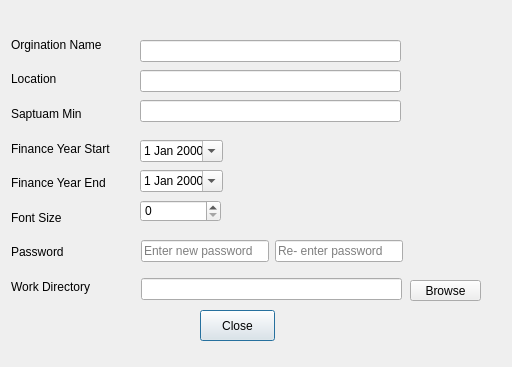
Above: DLG/csettingdlg.ui from hlunguite/saptuamDataQT before the change. Below: the same form after it.
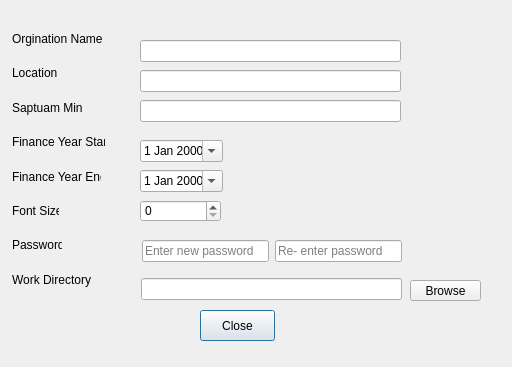
That is the form after the change.

The edit to the form file:
```diff
--- a/DLG/csettingdlg.ui
+++ b/DLG/csettingdlg.ui
@@ -42,74 +42,6 @@
     <bool>true</bool>
    </property>
   </widget>
-  <widget class="QWidget" name="layoutWidget">
-   <property name="geometry">
-    <rect>
-     <x>11</x>
-     <y>30</y>
-     <width>121</width>
-     <height>271</height>
-    </rect>
-   </property>
-   <layout class="QVBoxLayout" name="verticalLayout">
-    <item>
-     <widget class="QLabel" name="m_orgNameLbl">
-      <property name="text">
-       <string>Orgination Name</string>
-      </property>
-     </widget>
-    </item>
-    <item>
-     <widget class="QLabel" name="m_locationLbl">
-      <property name="text">
-       <string>Location</string>
-      </property>
-     </widget>
-    </item>
-    <item>
-     <widget class="QLabel" name="m_saptuamMinlbl">
-      <property name="text">
-       <string>Saptuam Min</string>
-      </property>
-     </widget>
-    </item>
-    <item>
-     <widget class="QLabel" name="m_fyStartLbl">
-      <property name="text">
-       <string>Finance Year Start</string>
-      </property>
-     </widget>
-    </item>
-    <item>
-     <widget class="QLabel" name="m_fyEndLbl">
-      <property name="text">
-       <string>Finance Year End</string>
-      </property>
-     </widget>
-    </item>
-    <item>
-     <widget class="QLabel" name="m_fontSizeLbl">
-      <property name="text">
-       <string>Font Size</string>
-      </property>
-     </widget>
-    </item>
-    <item>
-     <widget class="QLabel" name="m_passwordLbl">
-      <property name="text">
-       <string>Password</string>
-      </property>
-     </widget>
-    </item>
-    <item>
-     <widget class="QLabel" name="m_cwdLbl">
-      <property name="text">
-       <string>Work Directory</string>
-      </property>
-     </widget>
-    </item>
-   </layout>
-  </widget>
   <widget class="QLineEdit" name="m_org">
    <property name="geometry">
     <rect>
@@ -192,37 +124,141 @@
     </rect>
    </property>
   </widget>
-  <widget class="QWidget" name="">
+  <widget class="QLabel" name="m_orgNameLbl">
    <property name="geometry">
     <rect>
-     <x>141</x>
-     <y>231</y>
-     <width>262</width>
-     <height>41</height>
+     <x>12</x>
+     <y>31</y>
+     <width>92</width>
+     <height>16</height>
     </rect>
    </property>
-   <layout class="QHBoxLayout" name="horizontalLayout">
-    <item>
-     <widget class="QLineEdit" name="m_password">
-      <property name="echoMode">
-       <enum>QLineEdit::Password</enum>
-      </property>
-      <property name="placeholderText">
-       <string>Enter new password</string>
-      </property>
-     </widget>
-    </item>
-    <item>
-     <widget class="QLineEdit" name="m_password_2">
-      <property name="echoMode">
-       <enum>QLineEdit::Password</enum>
-      </property>
-      <property name="placeholderText">
-       <string>Re- enter password</string>
-      </property>
-     </widget>
-    </item>
-   </layout>
+   <property name="text">
+    <string>Orgination Name</string>
+   </property>
+  </widget>
+  <widget class="QLabel" name="m_saptuamMinlbl">
+   <property name="geometry">
+    <rect>
+     <x>12</x>
+     <y>100</y>
+     <width>71</width>
+     <height>16</height>
+    </rect>
+   </property>
+   <property name="text">
+    <string>Saptuam Min</string>
+   </property>
+  </widget>
+  <widget class="QLabel" name="m_locationLbl">
+   <property name="geometry">
+    <rect>
+     <x>12</x>
+     <y>65</y>
+     <width>46</width>
+     <height>16</height>
+    </rect>
+   </property>
+   <property name="text">
+    <string>Location</string>
+   </property>
+  </widget>
+  <widget class="QLabel" name="m_fyStartLbl">
+   <property name="geometry">
+    <rect>
+     <x>12</x>
+     <y>134</y>
+     <width>93</width>
+     <height>16</height>
+    </rect>
+   </property>
+   <property name="text">
+    <string>Finance Year Start</string>
+   </property>
+  </widget>
+  <widget class="QLabel" name="m_fyEndLbl">
+   <property name="geometry">
+    <rect>
+     <x>12</x>
+     <y>169</y>
+     <width>89</width>
+     <height>16</height>
+    </rect>
+   </property>
+   <property name="text">
+    <string>Finance Year End</string>
+   </property>
+  </widget>
+  <widget class="QLabel" name="m_fontSizeLbl">
+   <property name="geometry">
+    <rect>
+     <x>12</x>
+     <y>203</y>
+     <width>47</width>
+     <height>16</height>
+    </rect>
+   </property>
+   <property name="text">
+    <string>Font Size</string>
+   </property>
+  </widget>
+  <widget class="QLabel" name="m_passwordLbl">
+   <property name="geometry">
+    <rect>
+     <x>12</x>
+     <y>237</y>
+     <width>50</width>
+     <height>16</height>
+    </rect>
+   </property>
+   <property name="text">
+    <string>Password</string>
+   </property>
+  </widget>
+  <widget class="QLabel" name="m_cwdLbl">
+   <property name="geometry">
+    <rect>
+     <x>12</x>
+     <y>272</y>
+     <width>79</width>
+     <height>16</height>
+    </rect>
+   </property>
+   <property name="text">
+    <string>Work Directory</string>
+   </property>
+  </widget>
+  <widget class="QLineEdit" name="m_password_2">
+   <property name="geometry">
+    <rect>
+     <x>275</x>
+     <y>240</y>
+     <width>127</width>
+     <height>22</height>
+    </rect>
+   </property>
+   <property name="echoMode">
+    <enum>QLineEdit::Password</enum>
+   </property>
+   <property name="placeholderText">
+    <string>Re- enter password</string>
+   </property>
+  </widget>
+  <widget class="QLineEdit" name="m_password">
+   <property name="geometry">
+    <rect>
+     <x>142</x>
+     <y>240</y>
+     <width>127</width>
+     <height>22</height>
+    </rect>
+   </property>
+   <property name="echoMode">
+    <enum>QLineEdit::Password</enum>
+   </property>
+   <property name="placeholderText">
+    <string>Enter new password</string>
+   </property>
   </widget>
  </widget>
  <resources/>
```
